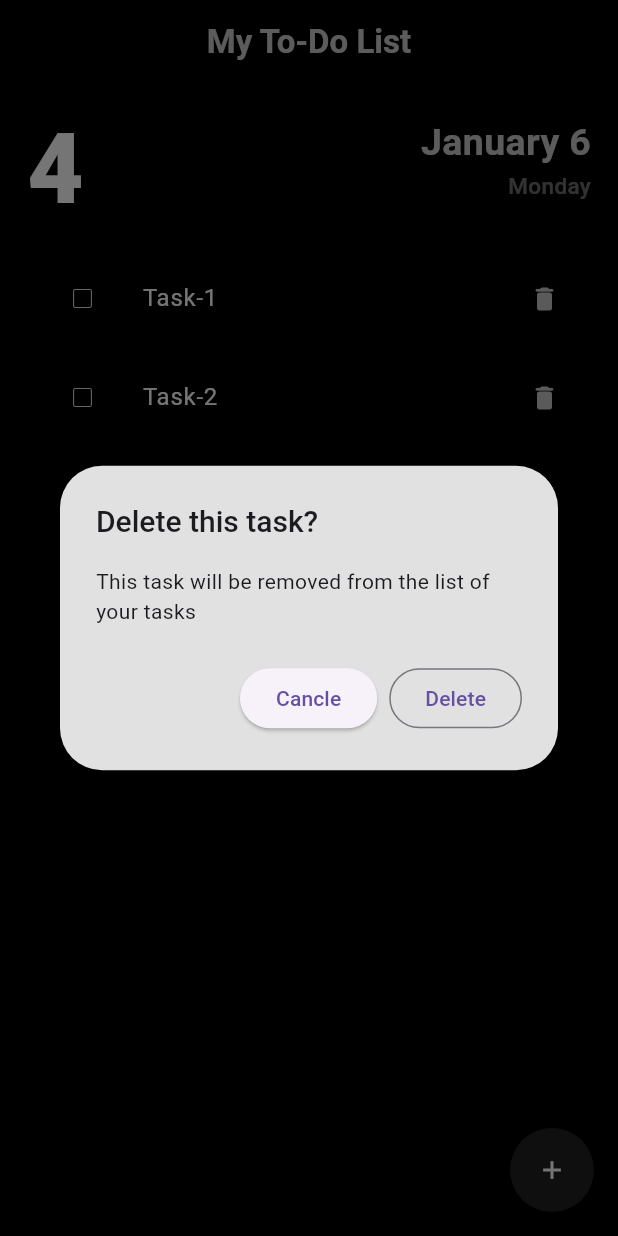
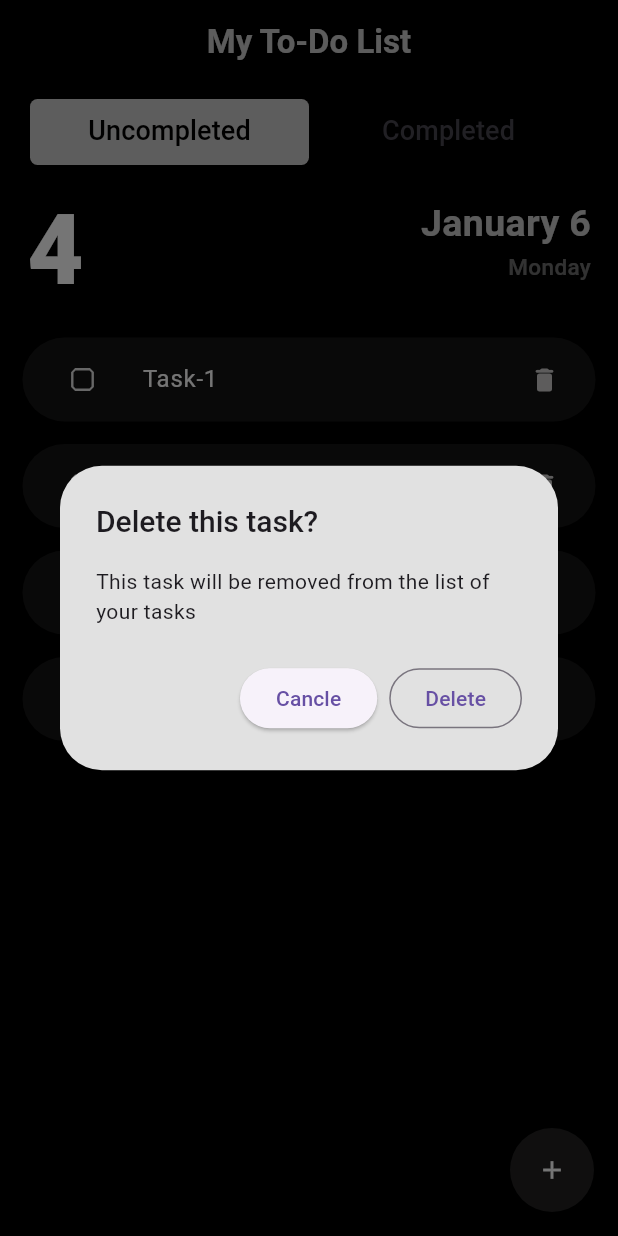
Before and after one commit to demystik/task_tackler, a Flutter app: the screen it shows after launch, after a tap on the "delete" icon, on a phone screen of 412 x 824 dp. Run offline on Flutter 3.47's test engine with Material 3 defaults, Android fonts, the phone set to English and light mode, and no system bars.

Commit message:
task highlight functionality added

```diff
--- /dev/null
+++ b/lib/practice/date.dart
@@ -0,0 +1,6 @@
+import 'package:intl/intl.dart';
+
+DateTime currentDate = DateTime.now();
+String dayName = DateFormat('EEEE').format(currentDate);
+String dayNumber = DateFormat('d').format(currentDate);
+String monthName = DateFormat('MMMM').format(currentDate);
--- /dev/null
+++ b/lib/practice/delete_button.dart
@@ -0,0 +1,29 @@
+ import 'package:flutter/material.dart';
+
+
+ void deletePressed(int index, BuildContext context, Function deleteConfirmed){
+    showDialog(
+      context: context,
+      builder: (BuildContext context){
+        return  AlertDialog(
+          backgroundColor: const Color.fromARGB(255, 225, 225, 225),
+          title: const Text('Delete this task?',
+          style: TextStyle(
+            fontWeight: FontWeight.w500,
+            fontSize: 20,
+          ),),
+          content: const Text('This task will be removed from the list of your tasks'),
+          actions: [
+            ElevatedButton(
+              onPressed: () => Navigator.of(context).pop(),
+              child: const Text('Cancle')
+              ),
+            OutlinedButton(
+              onPressed: () => deleteConfirmed(index),
+              child: const Text('Delete')
+              ),
+          ],
+        );
+      },
+      );
+  }
--- a/lib/practice/list_view.dart
+++ b/lib/practice/list_view.dart
@@ -1,22 +1,20 @@
-
 import 'package:flutter/material.dart';
-import 'package:intl/intl.dart';
+import 'package:task_tackler/practice/completed_tab.dart';
 import 'package:task_tackler/practice/constants.dart';
-
-
+import 'package:task_tackler/practice/date.dart';
+import 'package:task_tackler/practice/delete_button.dart';
+import 'package:task_tackler/practice/post_no_and_date.dart';
+import 'package:task_tackler/practice/tast_tile.dart';
 
 class PracticeDart extends StatefulWidget {
   const PracticeDart({super.key});
   @override
   State<PracticeDart> createState() => _PracticeDartState();
 }
+
 class _PracticeDartState extends State<PracticeDart> {
-
-
-
   final _controller = TextEditingController();
   String postNumber = '';
-
 
   //Save the new task to the post
   void onSaved() {
@@ -55,7 +53,7 @@ class _PracticeDartState extends State<PracticeDart> {
   }
 
   //Delete Button Confirmed
-  void deleteConfirmed(int index){
+  void deleteConfirmed(int index) {
     setState(() {
       PostList.posts.removeAt(index);
     });
@@ -64,33 +62,32 @@ class _PracticeDartState extends State<PracticeDart> {
   }
 
   //Delete button Pressed
-  void deletePressed(int index){
-    showDialog(
-      context: context,
-      builder: (BuildContext context){
-        return  AlertDialog(
-          backgroundColor: const Color.fromARGB(255, 225, 225, 225),
-          title: const Text('Delete this task?',
-          style: TextStyle(
-            fontWeight: FontWeight.w500,
-            fontSize: 20,
-          ),),
-          content: const Text('This task will be removed from the list of your tasks'),
-          actions: [
-            ElevatedButton(
-              onPressed: () => Navigator.of(context).pop(),
-              child: const Text('Cancle')
-              ),
-            OutlinedButton(
-              onPressed: () => deleteConfirmed(index),
-              child: const Text('Delete')
-              ),
-          ],
-        );
-      },
-      );
-  }
-
+  // void deletePressed(int index){
+  //   showDialog(
+  //     context: context,
+  //     builder: (BuildContext context){
+  //       return  AlertDialog(
+  //         backgroundColor: const Color.fromARGB(255, 225, 225, 225),
+  //         title: const Text('Delete this task?',
+  //         style: TextStyle(
+  //           fontWeight: FontWeight.w500,
+  //           fontSize: 20,
+  //         ),),
+  //         content: const Text('This task will be removed from the list of your tasks'),
+  //         actions: [
+  //           ElevatedButton(
+  //             onPressed: () => Navigator.of(context).pop(),
+  //             child: const Text('Cancle')
+  //             ),
+  //           OutlinedButton(
+  //             onPressed: () => deleteConfirmed(index),
+  //             child: const Text('Delete')
+  //             ),
+  //         ],
+  //       );
+  //     },
+  //     );
+  // }
 
   //Bottom sheet layout
   Widget buildBottomSheet(BuildContext context) {
@@ -104,9 +101,10 @@ class _PracticeDartState extends State<PracticeDart> {
               'Add task',
               style: TextStyle(fontSize: 30, fontWeight: FontWeight.w700),
             ),
-            const SizedBox(height: 15.0,),
+            const SizedBox(
+              height: 10.0,
+            ),
             TextField(
-
               controller: _controller,
               textAlign: TextAlign.center,
               autofocus: true,
@@ -114,17 +112,21 @@ class _PracticeDartState extends State<PracticeDart> {
                 hintText: 'Add new task',
                 focusedBorder: OutlineInputBorder(
                     borderSide: BorderSide(
-                    width: 1, color: Colors.grey,
-                  )
+                  width: 1,
+                  color: Colors.grey,
+                )),
               ),
             ),
+            const SizedBox(
+              height: 10.0,
             ),
-            const SizedBox(height: 15.0,),
             MaterialButton(
-
               color: Colors.black,
               onPressed: onSaved,
-              child: const Text('Save', style: TextStyle(color: Colors.white ),),
+              child: const Text(
+                'Save',
+                style: TextStyle(color: Colors.white),
+              ),
             )
           ],
         ),
@@ -139,46 +141,72 @@ class _PracticeDartState extends State<PracticeDart> {
   }
 
 
+
+
+
+//...........................build Widget
   @override
   Widget build(BuildContext context) {
     return SafeArea(
+      child: DefaultTabController(
+        length: 2,
         child: Scaffold(
           backgroundColor: Colors.black,
           floatingActionButton: FloatingActionButton(
             backgroundColor: const Color.fromARGB(255, 34, 33, 33),
             shape: const CircleBorder(),
             onPressed: () => showBottomShit(context),
-          child: const Icon(Icons.add, color: Colors.white, size: 20,),
+            child: const Icon(
+              Icons.add,
+              color: Colors.white,
+              size: 20,
+            ),
           ),
           appBar: AppBar(
-          title: Center(child: Text('My To-Do List', textAlign: TextAlign.center, style: kAppBarTitleText)),
+            title: Center(
+                child: Text('My To-Do List',
+                    textAlign: TextAlign.center, style: kAppBarTitleText)),
             backgroundColor: Colors.black,
           ),
-        body: Padding(
+          body: Column(
+            children: [
+              const SizedBox(height: 10.0,),
+
+              //.................. TabBar
+              const TabBar(
+                indicator: BoxDecoration(
+                  color: Color.fromARGB(255, 203, 202, 202),
+                  borderRadius: BorderRadius.all(Radius.circular(5),),
+                ),
+                indicatorSize: TabBarIndicatorSize.tab,
+                labelPadding: EdgeInsets.all(8.0),
+                labelStyle: TextStyle(fontSize: 18.0, fontWeight: FontWeight.w500),
+                labelColor: Colors.black,
+                dividerHeight: 0.0,
+                indicatorColor: Colors.white,
+                padding: EdgeInsets.symmetric(horizontal: 20),
+                tabs: [
+                  Text('Uncompleted'),
+                  Text('Completed'),
+                ],
+              ),
+              Expanded(
+                child: TabBarView(
+                  children: [
+                    Padding(
                       padding: const EdgeInsets.all(10.0),
                       child: Column(
                         children: [
-              Container(
-                height: 80,
-                child: Padding(
-                  padding: const EdgeInsets.symmetric(horizontal: 8.0),
-                  child: Row(
-                    mainAxisAlignment: MainAxisAlignment.spaceBetween,
-                    crossAxisAlignment: CrossAxisAlignment.stretch,
-                    children: [
-                      Text(postNumber, style: KTaskNumberTextStyle,),
-                      Column(
-                        crossAxisAlignment: CrossAxisAlignment.end,
-                        mainAxisAlignment: MainAxisAlignment.center,
-                        children: [
-                          Text('$monthName $dayNumber', style: KDateTextStyle,),
-                          Text(dayName, style: KDayTextStyle),
-                        ],
-                      )
-                    ],
+                          //............. Post Number and Date
+                          PostNoAndDate(
+                          postNumber: postNumber,
+                          monthName: monthName,
+                          dayName: dayName,
+                          dayNumber: dayNumber,
                           ),
-                ),
-              ),
+
+
+                          //........... Task List Builder
                           const SizedBox(height: 20),
                           Expanded(
                             child: ListView.builder(
@@ -192,9 +220,19 @@ class _PracticeDartState extends State<PracticeDart> {
                                     toggleCheckBox: (value) {
                                       toggleCheckBox(value, index);
                                     },
-                      deletePressed: () { deletePressed(index); }
-                    );
+                                    deletePressed: () {
+                                      deletePressed(
+                                          index, context, deleteConfirmed);
+                                    });
                               },
+                            ),
+                          ),
+                        ],
+                      ),
+                    ),
+                    //.........Second Tab
+                  CompletedTab(postNumber: postNumber,),
+                  ],
                 ),
               ),
             ],
@@ -205,7 +243,6 @@ class _PracticeDartState extends State<PracticeDart> {
   }
 }
 
-
 class PostList {
   static List posts = [
     ['Task-1', false],
@@ -213,63 +250,4 @@ class PostList {
     ['Task-3', false],
     ['Task-4', false],
   ];
-
-
 }
-
-
-
-
-// Task List Tiles
-class ListStyle extends StatelessWidget {
-  final String data;
-  final bool isTaskCompleted;
-  final Function(bool?) toggleCheckBox;
-  final Function() deletePressed;
-  const ListStyle(
-      {super.key,
-      required this.data,
-      required this.isTaskCompleted,
-      required this.toggleCheckBox,
-      required this.deletePressed,
-      });
-
-  @override
-  Widget build(BuildContext context) {
-    return Padding(
-      padding: const EdgeInsets.all(5.0),
-      child: ListTile(
-        // tileColor: const Color.fromARGB(255, 34, 33, 33),
-        textColor:  const Color.fromARGB(197, 255, 255, 255),
-        iconColor:  const Color.fromARGB(197, 255, 255, 255),
-        leading: Transform.scale(
-          scale: 0.7,
-          child: Checkbox(
-            // visualDensity: VisualDensity(horizontal: 5.0, vertical: 5.0),
-            // shape: const BeveledRectangleBorder(borderRadius: BorderRadius.all(Radius.circular(3)) ),
-            side: const BorderSide(width: 1, color:Color.fromARGB(255, 225, 225, 225)),
-            checkColor: Colors.white,
-            // focusColor: Colors.yellow,
-            activeColor: Colors.black,
-            // hoverColor: Colors.red,
-            value: isTaskCompleted,
-            onChanged: toggleCheckBox,
-          ),
-        ),
-        title: Text(
-          data,
-          style: isTaskCompleted? KCheckedTaskTextStyle : KTaskTextStyle,
-        ),
-        trailing:  GestureDetector(
-          onTap: deletePressed,
-          child:const  Icon(Icons.delete_rounded,size: 20, grade: 6,),
-        ),
-      ),
-    );
-  }
-}
-
-DateTime currentDate = DateTime.now();
-String dayName = DateFormat('EEEE').format(currentDate);
-String dayNumber = DateFormat('d').format(currentDate);
-String monthName = DateFormat('MMMM').format(currentDate);
--- /dev/null
+++ b/lib/practice/post_no_and_date.dart
@@ -0,0 +1,47 @@
+import 'package:flutter/material.dart';
+import 'package:task_tackler/practice/constants.dart';
+
+class PostNoAndDate extends StatelessWidget {
+  final String postNumber;
+  final String monthName;
+  final String dayName;
+  final String dayNumber;
+
+  const PostNoAndDate(
+      {required this.postNumber,
+      required this.monthName,
+      required this.dayName,
+      required this.dayNumber,
+      super.key});
+
+  @override
+  Widget build(BuildContext context) {
+    return SizedBox(
+      height: 80,
+      child: Padding(
+        padding: const EdgeInsets.symmetric(horizontal: 8.0),
+        child: Row(
+          mainAxisAlignment: MainAxisAlignment.spaceBetween,
+          crossAxisAlignment: CrossAxisAlignment.stretch,
+          children: [
+            Text(
+              postNumber,
+              style: KTaskNumberTextStyle,
+            ),
+            Column(
+              crossAxisAlignment: CrossAxisAlignment.end,
+              mainAxisAlignment: MainAxisAlignment.center,
+              children: [
+                Text(
+                  '$monthName $dayNumber',
+                  style: KDateTextStyle,
+                ),
+                Text(dayName, style: KDayTextStyle),
+              ],
+            )
+          ],
+        ),
+      ),
+    );
+  }
+}
--- /dev/null
+++ b/lib/practice/tast_tile.dart
@@ -0,0 +1,54 @@
+import 'package:flutter/material.dart';
+import 'package:task_tackler/practice/constants.dart';
+
+
+// Task List Tiles
+class ListStyle extends StatelessWidget {
+  final String data;
+  final bool isTaskCompleted;
+  final Function(bool?) toggleCheckBox;
+  final Function() deletePressed;
+  const ListStyle(
+      {super.key,
+      required this.data,
+      required this.isTaskCompleted,
+      required this.toggleCheckBox,
+      required this.deletePressed,
+      });
+
+  @override
+  Widget build(BuildContext context) {
+    return Padding(
+      padding: const EdgeInsets.only(top: 5.0, left: 5.0, right: 5.0, bottom: 10),
+      child: ListTile(
+        shape: const StadiumBorder(),
+        // shape: BeveledRectangleBorder(borderRadius: BorderRadius.circular(10.0)),
+        tileColor: const Color.fromARGB(150, 34, 33, 33),
+        textColor:  const Color.fromARGB(197, 255, 255, 255),
+        iconColor:  const Color.fromARGB(197, 255, 255, 255),
+        leading: Transform.scale(
+          scale: 0.8,
+          child: Checkbox(
+            // visualDensity: VisualDensity(horizontal: 5.0, vertical: 5.0),
+            shape: const BeveledRectangleBorder(borderRadius: BorderRadius.all(Radius.circular(3)) ),
+            side: const BorderSide(width: 1, color:Color.fromARGB(255, 225, 225, 225)),
+            checkColor: Colors.white,
+            // focusColor: Colors.yellow,
+            activeColor: Colors.black,
+            // hoverColor: Colors.red,
+            value: isTaskCompleted,
+            onChanged: toggleCheckBox,
+          ),
+        ),
+        title: Text(
+          data,
+          style: isTaskCompleted? KCheckedTaskTextStyle : KTaskTextStyle,
+        ),
+        trailing:  GestureDetector(
+          onTap: deletePressed,
+          child:const  Icon(Icons.delete_rounded,size: 20, grade: 6,),
+        ),
+      ),
+    );
+  }
+}
```
Also changed, not shown: lib/practice/bottom_sheet.dart (added, +51 -0 lines), lib/practice/completed_tab.dart (added, +27 -0 lines). Lines whose indentation alone changed are shown as unchanged.
